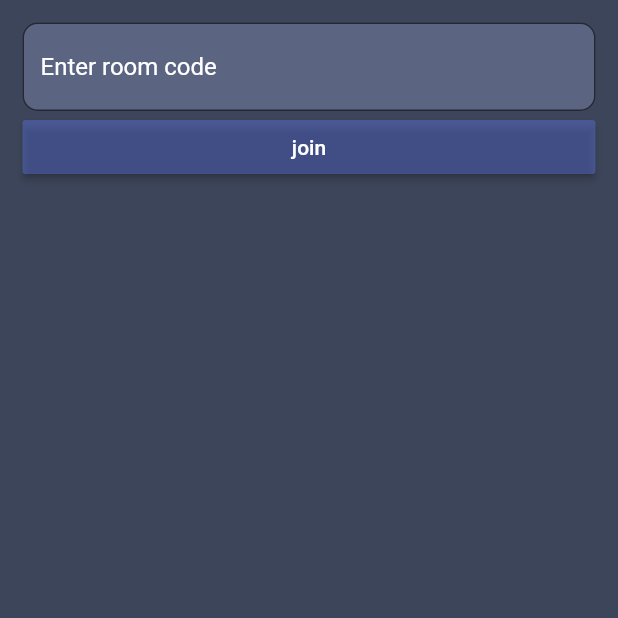
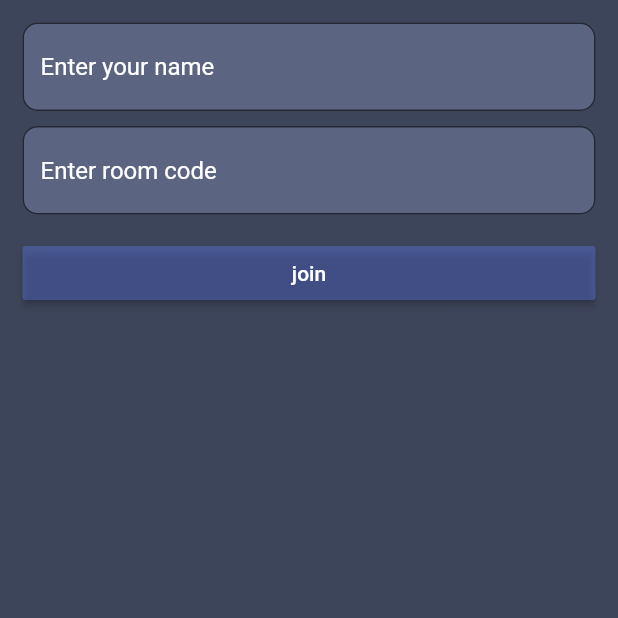
Before and after one commit to Un-dev/Projet-AcLab, a Flutter app: the CustomForm screen opened directly, on a phone screen of 412 x 824 dp, the top half of it. Run offline on Flutter 3.47's test engine with Material 2 defaults, Android fonts, the phone set to English and light mode, and no system bars; our stand-ins replace socket_io_client; missing offline and left inert: flutter_color; network calls fail.

Commit message:
:construction: add textfield for the user name inside joinroom file and refactor the code

```diff
--- a/netlab/lib/Screens/Home/home.dart
+++ b/netlab/lib/Screens/Home/home.dart
@@ -2,7 +2,7 @@ import 'package:flutter/material.dart';
 import 'package:netlab/Arguments/RoomArguments.dart';
 import 'package:netlab/actions/ioSocket.dart';
 import 'package:netlab/theme.dart';
-import 'package:netlab/utils/CustomButton.dart';
+import 'package:netlab/utils/customButton.dart';
 
 class Home extends StatelessWidget {
   @override
--- a/netlab/lib/Screens/Room/createRoom.dart
+++ b/netlab/lib/Screens/Room/createRoom.dart
@@ -1,6 +1,7 @@
 import 'package:flutter/material.dart';
 import 'package:netlab/actions/ioSocket.dart';
 import 'package:netlab/utils/customButton.dart';
+import 'package:netlab/theme.dart';
 
 class CreateRoom extends StatelessWidget {
   @override
@@ -24,7 +25,7 @@ class _CreateRoomFormState extends State<CreateRoomForm> {
     TextStyle textStyle = Theme.of(context).textTheme.title;
     return Scaffold(
       body: Container(
-        color: Color.fromRGBO(61, 69, 90, 1.0),
+        color: backgroundColorTheme,
         padding: EdgeInsets.all(15.0),
         child: Column(
           children: <Widget>[
--- a/netlab/lib/Screens/Room/joinRoom.dart
+++ b/netlab/lib/Screens/Room/joinRoom.dart
@@ -1,8 +1,11 @@
 import 'package:flutter/material.dart';
 
+import 'package:netlab/actions/ioSocket.dart';
 import 'package:flutter_color/flutter_color.dart';
+import 'package:netlab/theme.dart';
 import 'package:netlab/utils/customButton.dart';
 import 'package:netlab/utils/customTextField.dart';
+
 
 class JoinRoom extends StatelessWidget {
   @override
@@ -24,6 +27,8 @@ class FormState extends State<CustomForm> {
 
   String result = '';
   TextEditingController codeController = TextEditingController();
+  TextEditingController nameController = TextEditingController();
+
 
   @override
   Widget build(BuildContext context) {
@@ -34,11 +39,14 @@ class FormState extends State<CustomForm> {
     return Scaffold(
       body:
       Container(
-        color: Color.fromRGBO(61, 69, 90, 1),
+        color: backgroundColorTheme,
         padding: EdgeInsets.all(15.0),
         child: Column(
           children: <Widget>[
+            textfieldWidget(textStyle, nameController, TextInputType.text,"Enter your name"),
+            SizedBox(height: spaceBetweenTexfield),
             textfieldWidget(textStyle, codeController, TextInputType.number,"Enter room code"),
+            SizedBox(height: spaceBetweenTB),
             CustomButton(
               label: 'join',
               onPressed: () {
@@ -53,4 +61,5 @@ class FormState extends State<CustomForm> {
       ),
     );
   }
+
 }
--- a/netlab/lib/Screens/Room/poll.dart
+++ b/netlab/lib/Screens/Room/poll.dart
@@ -44,7 +44,7 @@ class CardState extends State<CardStatelessWidget> {
         body:
         Container(
 
-          color: pullBackgroundColorTheme,
+          color: backgroundColorTheme,
           child: Column(
             children: [
               /* Stack(
--- a/netlab/lib/theme.dart
+++ b/netlab/lib/theme.dart
@@ -1,6 +1,6 @@
 import 'package:flutter/material.dart';
 
-const Color  pullBackgroundColorTheme = Color.fromRGBO(61, 69, 90, 1);
+const Color  backgroundColorTheme = Color.fromRGBO(61, 69, 90, 1);
 const Color  cardBackgroundColorTheme = Color.fromRGBO(0, 0, 0, 1);
 const Color  starIconColorTheme = Colors.yellow;
 const double starIconSizeTheme = 20;
@@ -31,6 +31,9 @@ TextStyle noteCardStyle(){
 }
 
 
+
+
+
 const Color      textfieldFillColorTheme = Color.fromRGBO(91,101,129,1);
 const BorderSide textfieldFocusedOIBSTheme = BorderSide(color: Colors.white);
 const BorderSide textfieldBorderOIBSTheme = BorderSide(color: Colors.white);
@@ -40,6 +43,13 @@ BorderRadius textfieldFocusedOIBRTheme(){
 BorderRadius textfieldBorderOIBRTheme(){
   return BorderRadius.circular(10.0);
 }
+
+
+//textfield and textfield,
+const double spaceBetweenTexfield=10;
+// textfield and button
+const double spaceBetweenTB=15;
+
 
 ThemeData globalTheme() {
   return ThemeData(
--- a/netlab/lib/utils/customTextField.dart
+++ b/netlab/lib/utils/customTextField.dart
@@ -6,11 +6,10 @@ Widget textfieldWidget(textStyle, codeController, mKeyboardtype, placeholder) {
   return Column(
     children: [
       TextField(
-        //Style: Colors.blue,
         controller: codeController,
         decoration: InputDecoration(
             hintText: placeholder,
-            hintStyle: TextStyle(color: Colors.white), //
+            hintStyle: TextStyle(color: Colors.white,), //
             labelStyle: textStyle,
             filled: true,
             fillColor: textfieldFillColorTheme,
```
Also changed, not shown: netlab/lib/actions/ioSocket.dart (+11 -3 lines).
